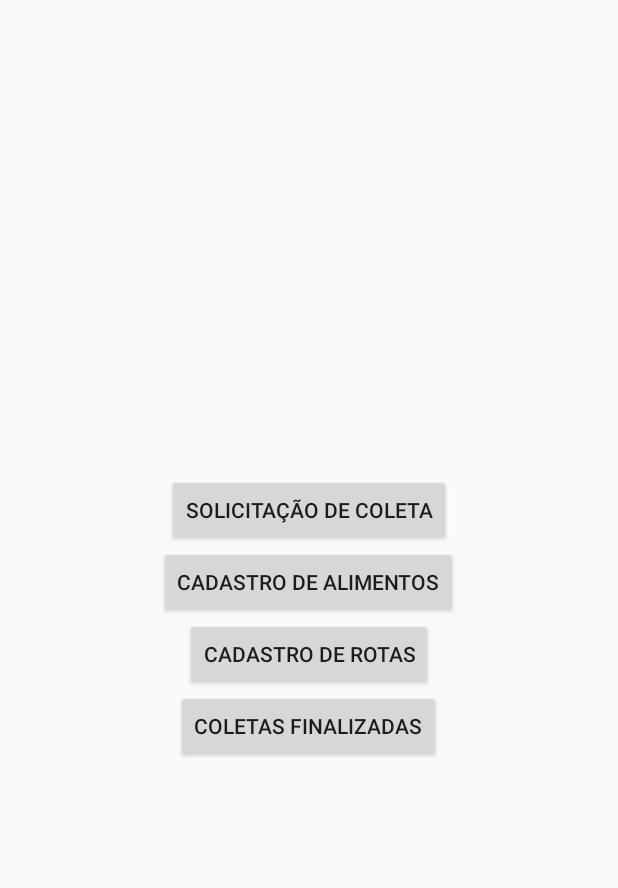
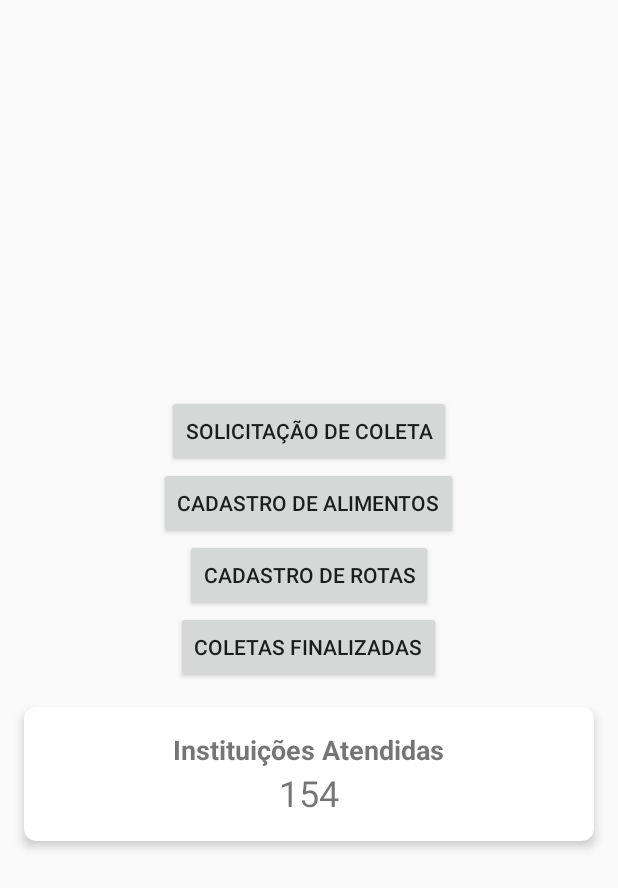
Before and after one commit to rafaffigueira/MesaBrasil, an Android app: the HomeActivity screen opened directly, with no data from a screen before it, on a phone screen of 412 x 824 dp. Shown: the top 888 px of the screen. Run offline under Robolectric (Android 15) with nearby library versions, the phone set to English and light mode, and no system bars.

```diff
--- a/app/src/main/java/com/example/test_tcc_2/HomeActivity.java
+++ b/app/src/main/java/com/example/test_tcc_2/HomeActivity.java
@@ -1,8 +1,9 @@
 package com.example.test_tcc_2;
 
 import android.os.Bundle;
-import android.view.View;
+
 import android.widget.Button;
+import android.widget.TextView;
 
 import androidx.annotation.Nullable;
 import androidx.appcompat.app.AppCompatActivity;
@@ -19,6 +20,11 @@ public class HomeActivity extends AppCompatActivity {
         Button cadastroRotasButton = findViewById(R.id.cadastroRotasButton);
         Button coletasFinalizadasButton = findViewById(R.id.coletasFinalizadasButton);
 
-        // Configurar os listeners dos botões aqui OK ww
+        int numeroInstituicoesAtendidas = 154; // Número inicial (pode ser carregado dinamicamente)
+        TextView numeroInstituicoesTextView = findViewById(R.id.numeroInstituicoesTextView);
+        numeroInstituicoesTextView.setText(String.valueOf(numeroInstituicoesAtendidas));
+
+
+        // Configurar os listeners dos botões aqui OK
     }
 }
--- a/app/src/main/res/layout/activity_home.xml
+++ b/app/src/main/res/layout/activity_home.xml
@@ -2,6 +2,7 @@
 <LinearLayout xmlns:android="http://schemas.android.com/apk/res/android"
     android:layout_width="match_parent"
     android:layout_height="match_parent"
+    xmlns:app="http://schemas.android.com/apk/res-auto"
     android:orientation="vertical"
     android:gravity="center">
 
@@ -28,4 +29,37 @@
         android:layout_width="wrap_content"
         android:layout_height="wrap_content"
         android:text="Coletas Finalizadas" />
+
+    <androidx.cardview.widget.CardView
+        android:layout_width="match_parent"
+        android:layout_height="wrap_content"
+        android:layout_marginTop="16dp"
+        android:layout_marginHorizontal="16dp"
+        app:cardCornerRadius="8dp"
+        app:cardElevation="4dp">
+
+        <LinearLayout
+            android:layout_width="match_parent"
+            android:layout_height="wrap_content"
+            android:orientation="vertical"
+            android:padding="16dp"
+            android:gravity="center">
+
+            <TextView
+                android:layout_width="wrap_content"
+                android:layout_height="wrap_content"
+                android:text="Instituições Atendidas"
+                android:textSize="18sp"
+                android:textStyle="bold"
+                android:gravity="center" />
+
+            <TextView
+                android:id="@+id/numeroInstituicoesTextView"
+                android:layout_width="wrap_content"
+                android:layout_height="wrap_content"
+                android:textSize="24sp"
+                android:gravity="center" />
+        </LinearLayout>
+    </androidx.cardview.widget.CardView>
+
 </LinearLayout>
```
